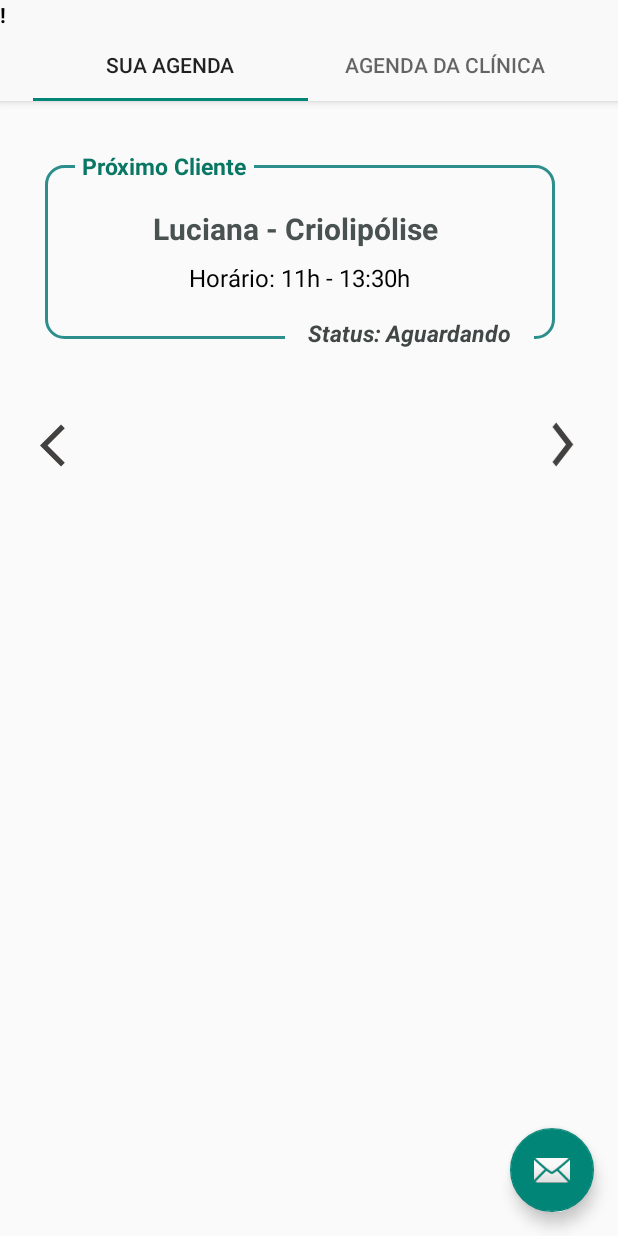
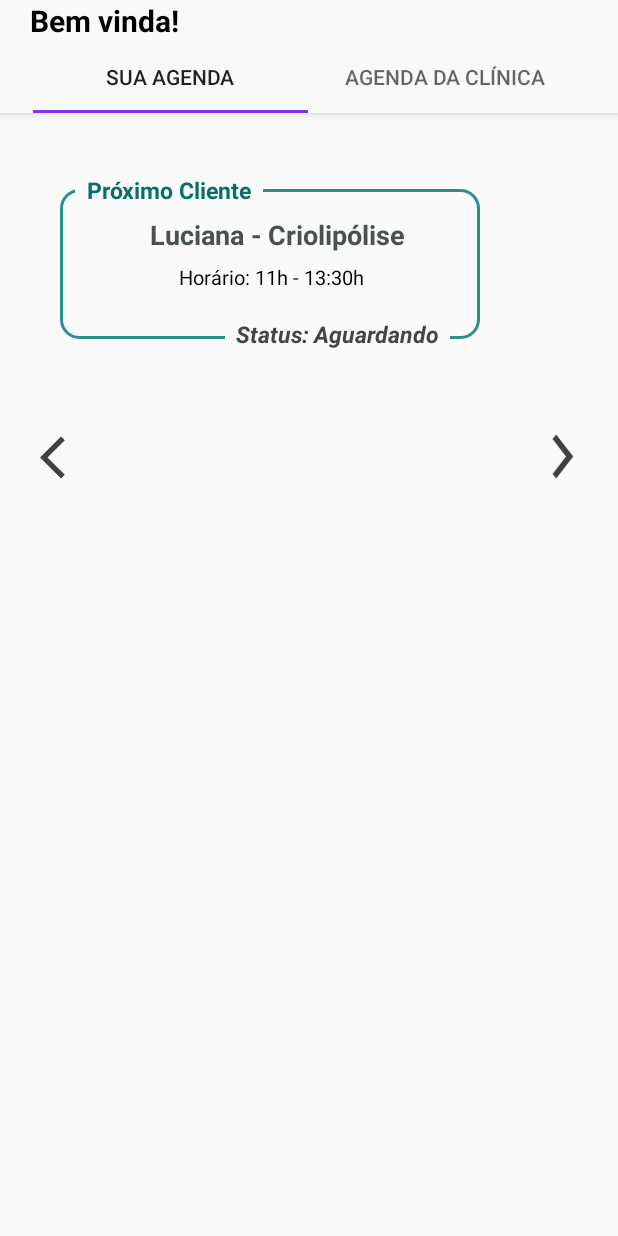
Before and after one commit to kiragb/Projeto_Clinica, an Android app: the TelaAgendaActivity screen opened directly, with no data from a screen before it, on a phone screen of 412 x 824 dp. Run offline under Robolectric (Android 15) with nearby library versions, the light colour scheme and no system bars.

Commit message:
activity_tela_agenda_card

```diff
--- a/app/src/main/res/layout/activity_tela_agenda.xml
+++ b/app/src/main/res/layout/activity_tela_agenda.xml
@@ -19,7 +19,9 @@
             android:layout_height="wrap_content"
             android:ems="10"
             android:maxLength="20"
-            android:text="!"
+            android:layout_marginLeft="20dp"
+            android:text="Bem vinda!"
+            android:textSize="20dp"
             android:textColor="@color/black"
             android:textStyle="bold"
             app:layout_constraintBottom_toBottomOf="parent"
@@ -78,10 +80,11 @@
         <com.google.android.material.tabs.TabLayout
             android:id="@+id/tabs"
             android:layout_width="367dp"
+            app:tabIndicatorColor="#8335E3"
             android:layout_height="wrap_content"
             android:layout_gravity="center"
             tools:layout_conversion_absoluteHeight="48dp"
-            tools:layout_conversion_absoluteWidth="411dp"
+            tools:layout_conversion_absoluteWidth="400dp"
             tools:layout_editor_absoluteX="0dp"
             tools:layout_editor_absoluteY="111dp" />
     </com.google.android.material.appbar.AppBarLayout>
@@ -100,7 +103,6 @@
 
             android:layout_width="340dp"
             android:layout_height="116dp"
-            android:layout_marginLeft="30dp"
             android:layout_marginTop="30dp"
             app:cardBackgroundColor="#FFFFFF"
             app:cardCornerRadius="60dp"
@@ -114,14 +116,14 @@
 
             <Button
                 android:id="@+id/BotãoCard"
-                android:layout_width="340dp"
-                android:layout_height="116dp"
-                android:layout_marginLeft="30dp"
+                android:layout_width="280dp"
+                android:layout_height="100dp"
                 android:layout_marginTop="-6dp"
+                android:layout_marginLeft="40dp"
                 android:background="@drawable/rotulo"
                 app:layout_constraintBottom_toBottomOf="parent"
                 app:layout_constraintEnd_toEndOf="parent"
-                app:layout_constraintHorizontal_bias="1.0"
+                app:layout_constraintHorizontal_bias="0.0"
                 app:layout_constraintStart_toStartOf="parent"
                 app:layout_constraintTop_toTopOf="parent"
                 app:layout_constraintVertical_bias="1.0">
@@ -135,25 +137,26 @@
                 android:gravity="center"
                 android:text="Horário: 11h - 13:30h"
                 android:textColor="@color/black"
-                android:textSize="16dp"
+                android:textSize="13dp"
                 app:layout_constraintBottom_toBottomOf="parent"
                 app:layout_constraintEnd_toEndOf="parent"
-                app:layout_constraintHorizontal_bias="0.497"
+                app:layout_constraintHorizontal_bias="0.563"
                 app:layout_constraintStart_toStartOf="parent"
                 app:layout_constraintTop_toTopOf="parent"
-                app:layout_constraintVertical_bias="0.682" />
+                app:layout_constraintVertical_bias="0.68" />
 
             <TextView
                 android:id="@+id/textView"
                 android:layout_width="197dp"
                 android:layout_height="35dp"
+                android:gravity="center"
                 android:text="Luciana - Criolipólise"
                 android:textColor="#495151"
-                android:textSize="20dp"
+                android:textSize="18dp"
                 android:textStyle="bold"
                 app:layout_constraintBottom_toBottomOf="parent"
                 app:layout_constraintEnd_toEndOf="parent"
-                app:layout_constraintHorizontal_bias="0.503"
+                app:layout_constraintHorizontal_bias="0.601"
                 app:layout_constraintStart_toStartOf="parent"
                 app:layout_constraintTop_toTopOf="parent"
                 app:layout_constraintVertical_bias="0.358" />
@@ -162,14 +165,14 @@
 
         <TextView
             android:id="@+id/textView3"
-            android:layout_width="119dp"
-            android:layout_height="30dp"
+            android:layout_width="125dp"
+            android:layout_height="wrap_content"
             android:layout_marginLeft="50dp"
-            android:layout_marginTop="-130dp"
+            android:layout_marginTop="-110dp"
             android:background="#FBFAFA"
             android:gravity="center"
             android:text="Próximo Cliente"
-            android:textColor="#097764"
+            android:textColor="#067066"
             android:textSize="15dp"
             android:textStyle="bold"
             tools:ignore="MissingConstraints"
@@ -178,10 +181,10 @@
 
         <TextView
             android:id="@+id/textView4"
-            android:layout_width="166dp"
-            android:layout_height="32dp"
-            android:layout_marginTop="80dp"
-            android:layout_marginLeft="190dp"
+            android:layout_width="150dp"
+            android:layout_height="31dp"
+            android:layout_marginLeft="150dp"
+            android:layout_marginTop="70dp"
             android:background="#FBFAFA"
             android:gravity="center"
             android:text="Status: Aguardando"
@@ -201,14 +204,7 @@
         app:layout_behavior="@string/appbar_scrolling_view_behavior">
     </androidx.viewpager.widget.ViewPager>
 
-    <com.google.android.material.floatingactionbutton.FloatingActionButton
-        android:id="@+id/fab"
-        android:layout_width="wrap_content"
-        android:layout_height="wrap_content"
-        android:layout_gravity="bottom|end"
-        android:layout_marginEnd="@dimen/fab_margin"
-        android:layout_marginBottom="16dp"
-        app:srcCompat="@android:drawable/ic_dialog_email" />
+
 
 
 </androidx.coordinatorlayout.widget.CoordinatorLayout>
```
